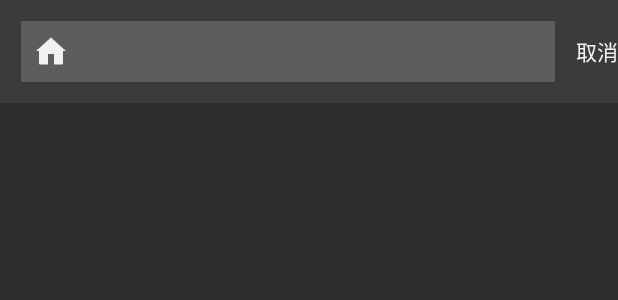
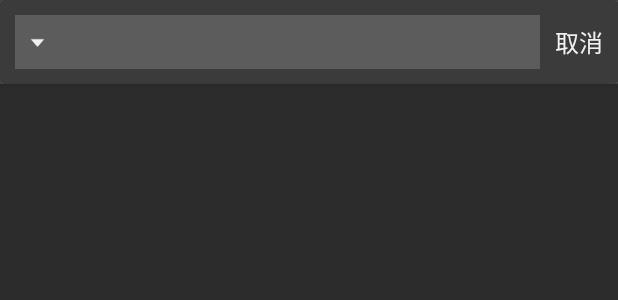
Before and after one commit to EternalSoySauce/Konachan, an Android app: the layout activity_search.xml on its own in the app's theme, with its tools: preview values and no code run, on a phone screen of 412 x 824 dp. Shown: the top 300 px of the screen. Run offline under Robolectric (Android 15) with nearby library versions, the phone set to English and light mode, and no system bars.

Commit message:
UI设计

```diff
--- a/app/src/main/res/layout/activity_search.xml
+++ b/app/src/main/res/layout/activity_search.xml
@@ -1,6 +1,6 @@
 <?xml version="1.0" encoding="utf-8"?>
-<LinearLayout
-    xmlns:android="http://schemas.android.com/apk/res/android"
+<LinearLayout xmlns:android="http://schemas.android.com/apk/res/android"
+    xmlns:app="http://schemas.android.com/apk/res-auto"
     xmlns:tools="http://schemas.android.com/tools"
     android:layout_width="match_parent"
     android:layout_height="match_parent"
@@ -8,53 +8,67 @@
     android:orientation="vertical"
     tools:context=".ui.activity.SearchActivity">
 
+    <android.support.v7.widget.CardView
+        android:layout_width="match_parent"
+        android:layout_height="wrap_content"
+        app:cardElevation="4dp">
+
         <LinearLayout
             android:layout_width="match_parent"
-        android:layout_height="wrap_content"
+            android:layout_height="56dp"
             android:background="@color/colorPrimary"
             android:gravity="center_vertical"
             android:orientation="horizontal">
 
             <LinearLayout
                 android:layout_width="0dp"
-            android:layout_height="wrap_content"
-            android:layout_margin="14dp"
+                android:layout_height="36dp"
+                android:layout_marginStart="10dp"
                 android:layout_weight="1"
                 android:background="@color/color_quote_bg"
                 android:gravity="center_vertical"
-            android:orientation="horizontal"
-            android:padding="8dp">
+                android:orientation="horizontal">
 
                 <ImageView
                     android:id="@+id/iv_spinner"
-                android:layout_width="wrap_content"
-                android:layout_height="wrap_content"
-                android:src="@drawable/ic_fab_home"/>
+                    android:layout_width="30dp"
+                    android:layout_height="36dp"
+                    android:scaleType="centerInside"
+                    android:src="@drawable/ic_sort_down" />
 
                 <EditText
                     android:id="@+id/et_search"
                     android:layout_width="0dp"
-                android:layout_height="wrap_content"
+                    android:layout_height="36dp"
+                    android:layout_gravity="center_vertical"
                     android:layout_weight="1"
                     android:background="@null"
                     android:imeOptions="actionSearch"
+                    android:scaleType="centerInside"
                     android:singleLine="true"
                     android:textColor="@color/colorAccent"
-                android:textColorHint="@color/color_text_general"/>
+                    android:textColorHint="@color/color_text_general"
+                    android:textSize="14sp" />
 
-            <TextView
+                <ImageView
                     android:id="@+id/iv_clear"
-                android:layout_width="wrap_content"
-                android:layout_height="wrap_content"
-                android:text="x"
-                android:visibility="gone"/>
+                    android:layout_width="36dp"
+                    android:layout_height="36dp"
+                    android:scaleType="centerInside"
+                    android:src="@drawable/ic_clear_search"
+                    android:visibility="gone" />
             </LinearLayout>
 
             <TextView
                 android:id="@+id/tv_cancel_search"
                 android:layout_width="wrap_content"
-            android:layout_height="wrap_content"
+                android:layout_height="56dp"
+                android:gravity="center"
+                android:paddingEnd="10dp"
+                android:paddingStart="10dp"
                 android:text="@string/cancel_search"
-            android:textColor="@color/colorAccent"/>
+                android:textColor="@color/colorAccent"
+                android:textSize="16sp" />
         </LinearLayout>
+    </android.support.v7.widget.CardView>
 </LinearLayout>
--- a/app/src/main/res/layout/fragment_pool.xml
+++ b/app/src/main/res/layout/fragment_pool.xml
@@ -28,7 +28,7 @@
                 android:layout_marginEnd="7dp"
                 android:background="@drawable/background_item_selected"
                 android:scaleType="centerInside"
-                android:src="@drawable/ic_toolbar_search"/>
+                android:src="@drawable/ic_search"/>
         </android.support.v7.widget.Toolbar>
     </android.support.design.widget.AppBarLayout>
 
--- a/app/src/main/res/layout/fragment_post.xml
+++ b/app/src/main/res/layout/fragment_post.xml
@@ -28,7 +28,7 @@
                 android:layout_marginEnd="7dp"
                 android:background="@drawable/background_item_selected"
                 android:scaleType="centerInside"
-                android:src="@drawable/ic_toolbar_search"/>
+                android:src="@drawable/ic_search"/>
         </android.support.v7.widget.Toolbar>
     </android.support.design.widget.AppBarLayout>
 
```
Also changed, not shown: app/src/main/res/drawable-xhdpi/ic_clear_search.png (added), app/src/main/res/drawable-xhdpi/ic_search.png (added), app/src/main/res/drawable-xhdpi/ic_sort_down.png (added), app/src/main/res/drawable-xhdpi/ic_toolbar_search.png (deleted). Lines whose indentation alone changed are shown as unchanged.
